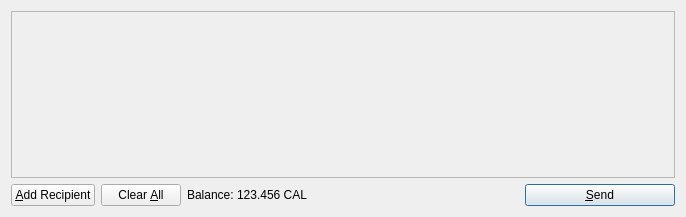
First picture: the form in src/qt/forms/sendcoinsdialog.ui, repository PsycheDox/CalCoin, before the edit.
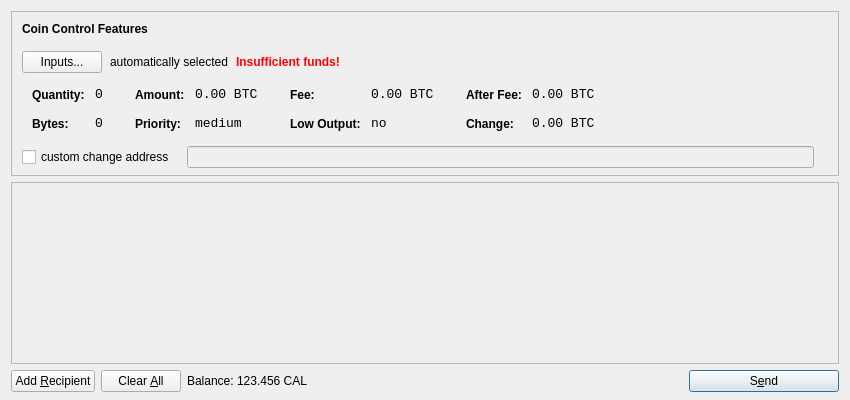
Second picture: the form after the edit. Icons and pictures are not drawn.

```diff
--- a/src/qt/forms/sendcoinsdialog.ui
+++ b/src/qt/forms/sendcoinsdialog.ui
@@ -6,14 +6,615 @@
    <rect>
     <x>0</x>
     <y>0</y>
-    <width>686</width>
-    <height>217</height>
+    <width>850</width>
+    <height>400</height>
    </rect>
   </property>
   <property name="windowTitle">
    <string>Send Coins</string>
   </property>
-  <layout class="QVBoxLayout" name="verticalLayout">
+  <layout class="QVBoxLayout" name="verticalLayout" stretch="0,1,0">
+   <property name="bottomMargin">
+    <number>8</number>
+   </property>
+   <item>
+    <widget class="QFrame" name="frameCoinControl">
+     <property name="sizePolicy">
+      <sizepolicy hsizetype="Expanding" vsizetype="Expanding">
+       <horstretch>0</horstretch>
+       <verstretch>0</verstretch>
+      </sizepolicy>
+     </property>
+     <property name="maximumSize">
+      <size>
+       <width>16777215</width>
+       <height>16777215</height>
+      </size>
+     </property>
+     <property name="frameShape">
+      <enum>QFrame::StyledPanel</enum>
+     </property>
+     <property name="frameShadow">
+      <enum>QFrame::Sunken</enum>
+     </property>
+     <layout class="QVBoxLayout" name="verticalLayoutCoinControl2">
+      <property name="spacing">
+       <number>-1</number>
+      </property>
+      <property name="leftMargin">
+       <number>0</number>
+      </property>
+      <property name="topMargin">
+       <number>0</number>
+      </property>
+      <property name="rightMargin">
+       <number>0</number>
+      </property>
+      <property name="bottomMargin">
+       <number>6</number>
+      </property>
+      <item>
+       <layout class="QVBoxLayout" name="verticalLayoutCoinControl" stretch="0,0,0,0,1">
+        <property name="spacing">
+         <number>0</number>
+        </property>
+        <property name="leftMargin">
+         <number>10</number>
+        </property>
+        <property name="topMargin">
+         <number>10</number>
+        </property>
+        <item>
+         <layout class="QHBoxLayout" name="horizontalLayoutCoinControl1">
+          <property name="bottomMargin">
+           <number>15</number>
+          </property>
+          <item>
+           <widget class="QLabel" name="labelCoinControlFeatures">
+            <property name="sizePolicy">
+             <sizepolicy hsizetype="Preferred" vsizetype="Maximum">
+              <horstretch>0</horstretch>
+              <verstretch>0</verstretch>
+             </sizepolicy>
+            </property>
+            <property name="font">
+             <font>
+              <weight>75</weight>
+              <bold>true</bold>
+             </font>
+            </property>
+            <property name="styleSheet">
+             <string notr="true">font-weight:bold;</string>
+            </property>
+            <property name="text">
+             <string>Coin Control Features</string>
+            </property>
+           </widget>
+          </item>
+         </layout>
+        </item>
+        <item>
+         <layout class="QHBoxLayout" name="horizontalLayoutCoinControl2" stretch="0,0,0,0">
+          <property name="spacing">
+           <number>8</number>
+          </property>
+          <property name="bottomMargin">
+           <number>10</number>
+          </property>
+          <item>
+           <widget class="QPushButton" name="pushButtonCoinControl">
+            <property name="styleSheet">
+             <string notr="true"/>
+            </property>
+            <property name="text">
+             <string>Inputs...</string>
+            </property>
+           </widget>
+          </item>
+          <item>
+           <widget class="QLabel" name="labelCoinControlAutomaticallySelected">
+            <property name="text">
+             <string>automatically selected</string>
+            </property>
+            <property name="margin">
+             <number>5</number>
+            </property>
+           </widget>
+          </item>
+          <item>
+           <widget class="QLabel" name="labelCoinControlInsuffFunds">
+            <property name="font">
+             <font>
+              <weight>75</weight>
+              <bold>true</bold>
+             </font>
+            </property>
+            <property name="styleSheet">
+             <string notr="true">color:red;font-weight:bold;</string>
+            </property>
+            <property name="text">
+             <string>Insufficient funds!</string>
+            </property>
+            <property name="margin">
+             <number>5</number>
+            </property>
+           </widget>
+          </item>
+          <item>
+           <spacer name="horizontalSpacerCoinControl">
+            <property name="orientation">
+             <enum>Qt::Horizontal</enum>
+            </property>
+            <property name="sizeHint" stdset="0">
+             <size>
+              <width>40</width>
+              <height>1</height>
+             </size>
+            </property>
+           </spacer>
+          </item>
+         </layout>
+        </item>
+        <item>
+         <widget class="QWidget" name="widgetCoinControl" native="true">
+          <property name="sizePolicy">
+           <sizepolicy hsizetype="Preferred" vsizetype="Preferred">
+            <horstretch>0</horstretch>
+            <verstretch>0</verstretch>
+           </sizepolicy>
+          </property>
+          <property name="minimumSize">
+           <size>
+            <width>0</width>
+            <height>0</height>
+           </size>
+          </property>
+          <property name="styleSheet">
+           <string notr="true"/>
+          </property>
+          <layout class="QHBoxLayout" name="horizontalLayoutCoinControl5">
+           <property name="margin">
+            <number>0</number>
+           </property>
+           <item>
+            <layout class="QHBoxLayout" name="horizontalLayoutCoinControl3" stretch="0,0,0,1">
+             <property name="spacing">
+              <number>20</number>
+             </property>
+             <property name="topMargin">
+              <number>0</number>
+             </property>
+             <property name="bottomMargin">
+              <number>10</number>
+             </property>
+             <item>
+              <layout class="QFormLayout" name="formLayoutCoinControl1">
+               <property name="horizontalSpacing">
+                <number>10</number>
+               </property>
+               <property name="verticalSpacing">
+                <number>14</number>
+               </property>
+               <property name="leftMargin">
+                <number>10</number>
+               </property>
+               <property name="topMargin">
+                <number>4</number>
+               </property>
+               <property name="rightMargin">
+                <number>6</number>
+               </property>
+               <item row="0" column="0">
+                <widget class="QLabel" name="labelCoinControlQuantityText">
+                 <property name="styleSheet">
+                  <string notr="true">font-weight:bold;</string>
+                 </property>
+                 <property name="text">
+                  <string>Quantity:</string>
+                 </property>
+                 <property name="margin">
+                  <number>0</number>
+                 </property>
+                </widget>
+               </item>
+               <item row="0" column="1">
+                <widget class="QLabel" name="labelCoinControlQuantity">
+                 <property name="font">
+                  <font>
+                   <family>Monospace</family>
+                   <pointsize>10</pointsize>
+                  </font>
+                 </property>
+                 <property name="cursor">
+                  <cursorShape>IBeamCursor</cursorShape>
+                 </property>
+                 <property name="contextMenuPolicy">
+                  <enum>Qt::ActionsContextMenu</enum>
+                 </property>
+                 <property name="text">
+                  <string notr="true">0</string>
+                 </property>
+                 <property name="margin">
+                  <number>0</number>
+                 </property>
+                 <property name="textInteractionFlags">
+                  <set>Qt::LinksAccessibleByMouse|Qt::TextSelectableByKeyboard|Qt::TextSelectableByMouse</set>
+                 </property>
+                </widget>
+               </item>
+               <item row="1" column="0">
+                <widget class="QLabel" name="labelCoinControlBytesText">
+                 <property name="styleSheet">
+                  <string notr="true">font-weight:bold;</string>
+                 </property>
+                 <property name="text">
+                  <string>Bytes:</string>
+                 </property>
+                </widget>
+               </item>
+               <item row="1" column="1">
+                <widget class="QLabel" name="labelCoinControlBytes">
+                 <property name="font">
+                  <font>
+                   <family>Monospace</family>
+                   <pointsize>10</pointsize>
+                  </font>
+                 </property>
+                 <property name="cursor">
+                  <cursorShape>IBeamCursor</cursorShape>
+                 </property>
+                 <property name="contextMenuPolicy">
+                  <enum>Qt::ActionsContextMenu</enum>
+                 </property>
+                 <property name="text">
+                  <string notr="true">0</string>
+                 </property>
+                 <property name="textInteractionFlags">
+                  <set>Qt::LinksAccessibleByMouse|Qt::TextSelectableByKeyboard|Qt::TextSelectableByMouse</set>
+                 </property>
+                </widget>
+               </item>
+              </layout>
+             </item>
+             <item>
+              <layout class="QFormLayout" name="formLayoutCoinControl2">
+               <property name="horizontalSpacing">
+                <number>10</number>
+               </property>
+               <property name="verticalSpacing">
+                <number>14</number>
+               </property>
+               <property name="leftMargin">
+                <number>6</number>
+               </property>
+               <property name="topMargin">
+                <number>4</number>
+               </property>
+               <property name="rightMargin">
+                <number>6</number>
+               </property>
+               <item row="0" column="0">
+                <widget class="QLabel" name="labelCoinControlAmountText">
+                 <property name="styleSheet">
+                  <string notr="true">font-weight:bold;</string>
+                 </property>
+                 <property name="text">
+                  <string>Amount:</string>
+                 </property>
+                 <property name="margin">
+                  <number>0</number>
+                 </property>
+                </widget>
+               </item>
+               <item row="0" column="1">
+                <widget class="QLabel" name="labelCoinControlAmount">
+                 <property name="font">
+                  <font>
+                   <family>Monospace</family>
+                   <pointsize>10</pointsize>
+                  </font>
+                 </property>
+                 <property name="cursor">
+                  <cursorShape>IBeamCursor</cursorShape>
+                 </property>
+                 <property name="contextMenuPolicy">
+                  <enum>Qt::ActionsContextMenu</enum>
+                 </property>
+                 <property name="text">
+                  <string notr="true">0.00 BTC</string>
+                 </property>
+                 <property name="textInteractionFlags">
+                  <set>Qt::LinksAccessibleByMouse|Qt::TextSelectableByKeyboard|Qt::TextSelectableByMouse</set>
+                 </property>
+                </widget>
+               </item>
+               <item row="1" column="0">
+                <widget class="QLabel" name="labelCoinControlPriorityText">
+                 <property name="styleSheet">
+                  <string notr="true">font-weight:bold;</string>
+                 </property>
+                 <property name="text">
+                  <string>Priority:</string>
+                 </property>
+                </widget>
+               </item>
+               <item row="1" column="1">
+                <widget class="QLabel" name="labelCoinControlPriority">
+                 <property name="font">
+                  <font>
+                   <family>Monospace</family>
+                   <pointsize>10</pointsize>
+                  </font>
+                 </property>
+                 <property name="cursor">
+                  <cursorShape>IBeamCursor</cursorShape>
+                 </property>
+                 <property name="contextMenuPolicy">
+                  <enum>Qt::ActionsContextMenu</enum>
+                 </property>
+                 <property name="text">
+                  <string>medium</string>
+                 </property>
+                 <property name="textInteractionFlags">
+                  <set>Qt::LinksAccessibleByMouse|Qt::TextSelectableByKeyboard|Qt::TextSelectableByMouse</set>
+                 </property>
+                </widget>
+               </item>
+              </layout>
+             </item>
+             <item>
+              <layout class="QFormLayout" name="formLayoutCoinControl3">
+               <property name="horizontalSpacing">
+                <number>10</number>
+               </property>
+               <property name="verticalSpacing">
+                <number>14</number>
+               </property>
+               <property name="leftMargin">
+                <number>6</number>
+               </property>
+               <property name="topMargin">
+                <number>4</number>
+               </property>
+               <property name="rightMargin">
+                <number>6</number>
+               </property>
+               <item row="0" column="0">
+                <widget class="QLabel" name="labelCoinControlFeeText">
+                 <property name="styleSheet">
+                  <string notr="true">font-weight:bold;</string>
+                 </property>
+                 <property name="text">
+                  <string>Fee:</string>
+                 </property>
+                 <property name="margin">
+                  <number>0</number>
+                 </property>
+                </widget>
+               </item>
+               <item row="0" column="1">
+                <widget class="QLabel" name="labelCoinControlFee">
+                 <property name="font">
+                  <font>
+                   <family>Monospace</family>
+                   <pointsize>10</pointsize>
+                  </font>
+                 </property>
+                 <property name="cursor">
+                  <cursorShape>IBeamCursor</cursorShape>
+                 </property>
+                 <property name="contextMenuPolicy">
+                  <enum>Qt::ActionsContextMenu</enum>
+                 </property>
+                 <property name="text">
+                  <string notr="true">0.00 BTC</string>
+                 </property>
+                 <property name="textInteractionFlags">
+                  <set>Qt::LinksAccessibleByMouse|Qt::TextSelectableByKeyboard|Qt::TextSelectableByMouse</set>
+                 </property>
+                </widget>
+               </item>
+               <item row="1" column="0">
+                <widget class="QLabel" name="labelCoinControlLowOutputText">
+                 <property name="styleSheet">
+                  <string notr="true">font-weight:bold;</string>
+                 </property>
+                 <property name="text">
+                  <string>Low Output:</string>
+                 </property>
+                </widget>
+               </item>
+               <item row="1" column="1">
+                <widget class="QLabel" name="labelCoinControlLowOutput">
+                 <property name="font">
+                  <font>
+                   <family>Monospace</family>
+                   <pointsize>10</pointsize>
+                  </font>
+                 </property>
+                 <property name="cursor">
+                  <cursorShape>IBeamCursor</cursorShape>
+                 </property>
+                 <property name="contextMenuPolicy">
+                  <enum>Qt::ActionsContextMenu</enum>
+                 </property>
+                 <property name="text">
+                  <string>no</string>
+                 </property>
+                 <property name="textInteractionFlags">
+                  <set>Qt::LinksAccessibleByMouse|Qt::TextSelectableByKeyboard|Qt::TextSelectableByMouse</set>
+                 </property>
+                </widget>
+               </item>
+              </layout>
+             </item>
+             <item>
+              <layout class="QFormLayout" name="formLayoutCoinControl4">
+               <property name="horizontalSpacing">
+                <number>10</number>
+               </property>
+               <property name="verticalSpacing">
+                <number>14</number>
+               </property>
+               <property name="leftMargin">
+                <number>6</number>
+               </property>
+               <property name="topMargin">
+                <number>4</number>
+               </property>
+               <property name="rightMargin">
+                <number>6</number>
+               </property>
+               <item row="0" column="0">
+                <widget class="QLabel" name="labelCoinControlAfterFeeText">
+                 <property name="styleSheet">
+                  <string notr="true">font-weight:bold;</string>
+                 </property>
+                 <property name="text">
+                  <string>After Fee:</string>
+                 </property>
+                 <property name="margin">
+                  <number>0</number>
+                 </property>
+                </widget>
+               </item>
+               <item row="0" column="1">
+                <widget class="QLabel" name="labelCoinControlAfterFee">
+                 <property name="font">
+                  <font>
+                   <family>Monospace</family>
+                   <pointsize>10</pointsize>
+                  </font>
+                 </property>
+                 <property name="cursor">
+                  <cursorShape>IBeamCursor</cursorShape>
+                 </property>
+                 <property name="contextMenuPolicy">
+                  <enum>Qt::ActionsContextMenu</enum>
+                 </property>
+                 <property name="text">
+                  <string notr="true">0.00 BTC</string>
+                 </property>
+                 <property name="textInteractionFlags">
+                  <set>Qt::LinksAccessibleByMouse|Qt::TextSelectableByKeyboard|Qt::TextSelectableByMouse</set>
+                 </property>
+                </widget>
+               </item>
+               <item row="1" column="0">
+                <widget class="QLabel" name="labelCoinControlChangeText">
+                 <property name="styleSheet">
+                  <string notr="true">font-weight:bold;</string>
+                 </property>
+                 <property name="text">
+                  <string>Change:</string>
+                 </property>
+                </widget>
+               </item>
+               <item row="1" column="1">
+                <widget class="QLabel" name="labelCoinControlChange">
+                 <property name="font">
+                  <font>
+                   <family>Monospace</family>
+                   <pointsize>10</pointsize>
+                  </font>
+                 </property>
+                 <property name="cursor">
+                  <cursorShape>IBeamCursor</cursorShape>
+                 </property>
+                 <property name="contextMenuPolicy">
+                  <enum>Qt::ActionsContextMenu</enum>
+                 </property>
+                 <property name="text">
+                  <string notr="true">0.00 BTC</string>
+                 </property>
+                 <property name="textInteractionFlags">
+                  <set>Qt::LinksAccessibleByMouse|Qt::TextSelectableByKeyboard|Qt::TextSelectableByMouse</set>
+                 </property>
+                </widget>
+               </item>
+              </layout>
+             </item>
+            </layout>
+           </item>
+          </layout>
+         </widget>
+        </item>
+        <item>
+         <layout class="QHBoxLayout" name="horizontalLayoutCoinControl4" stretch="0,0,0">
+          <property name="spacing">
+           <number>12</number>
+          </property>
+          <property name="sizeConstraint">
+           <enum>QLayout::SetDefaultConstraint</enum>
+          </property>
+          <property name="topMargin">
+           <number>5</number>
+          </property>
+          <property name="rightMargin">
+           <number>5</number>
+          </property>
+          <item>
+           <widget class="QCheckBox" name="checkBoxCoinControlChange">
+            <property name="text">
+             <string>custom change address</string>
+            </property>
+           </widget>
+          </item>
+          <item>
+           <widget class="QLineEdit" name="lineEditCoinControlChange">
+            <property name="enabled">
+             <bool>false</bool>
+            </property>
+            <property name="sizePolicy">
+             <sizepolicy hsizetype="Expanding" vsizetype="Fixed">
+              <horstretch>0</horstretch>
+              <verstretch>0</verstretch>
+             </sizepolicy>
+            </property>
+           </widget>
+          </item>
+          <item>
+           <widget class="QLabel" name="labelCoinControlChangeLabel">
+            <property name="sizePolicy">
+             <sizepolicy hsizetype="Preferred" vsizetype="Expanding">
+              <horstretch>0</horstretch>
+              <verstretch>0</verstretch>
+             </sizepolicy>
+            </property>
+            <property name="minimumSize">
+             <size>
+              <width>0</width>
+              <height>0</height>
+             </size>
+            </property>
+            <property name="text">
+             <string/>
+            </property>
+            <property name="margin">
+             <number>3</number>
+            </property>
+           </widget>
+          </item>
+         </layout>
+        </item>
+        <item>
+         <spacer name="verticalSpacerCoinControl">
+          <property name="orientation">
+           <enum>Qt::Vertical</enum>
+          </property>
+          <property name="sizeHint" stdset="0">
+           <size>
+            <width>800</width>
+            <height>1</height>
+           </size>
+          </property>
+         </spacer>
+        </item>
+       </layout>
+      </item>
+     </layout>
+    </widget>
+   </item>
    <item>
     <widget class="QScrollArea" name="scrollArea">
      <property name="widgetResizable">
@@ -24,7 +625,7 @@
        <rect>
         <x>0</x>
         <y>0</y>
-        <width>666</width>
+        <width>830</width>
         <height>165</height>
        </rect>
       </property>
@@ -64,7 +665,7 @@
         <string>Send to multiple recipients at once</string>
        </property>
        <property name="text">
-        <string>&amp;Add Recipient</string>
+        <string>Add &amp;Recipient</string>
        </property>
        <property name="icon">
         <iconset resource="../bitcoin.qrc">
@@ -153,7 +754,7 @@
         <string>Confirm the send action</string>
        </property>
        <property name="text">
-        <string>&amp;Send</string>
+        <string>S&amp;end</string>
        </property>
        <property name="icon">
         <iconset resource="../bitcoin.qrc">
```
